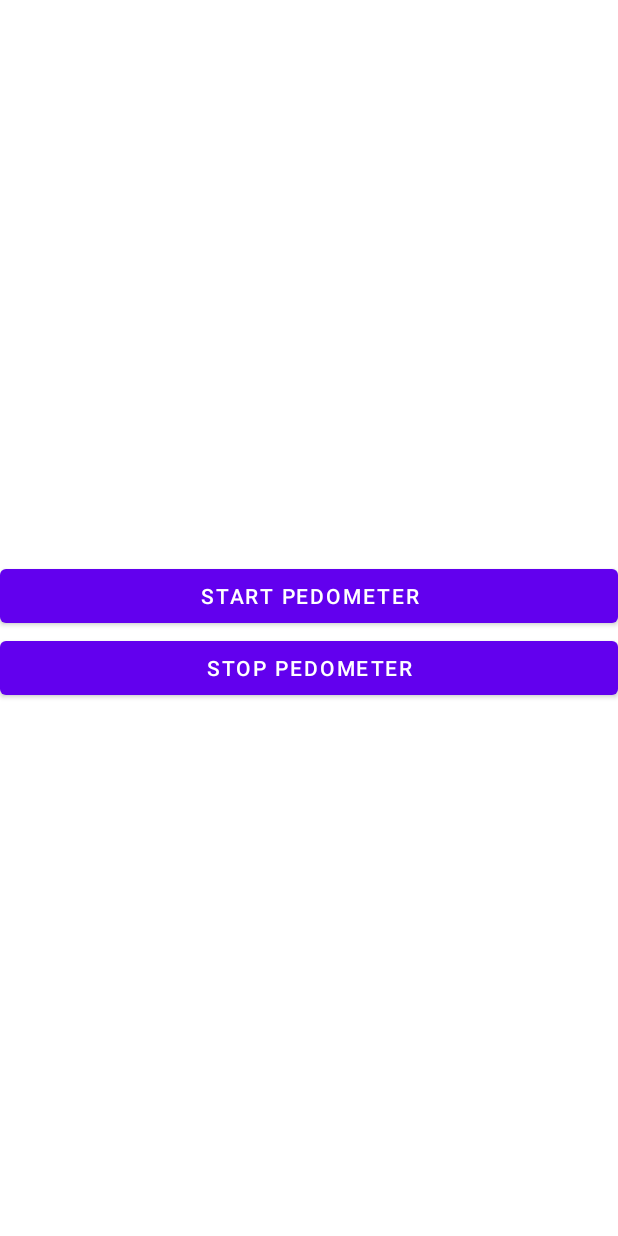
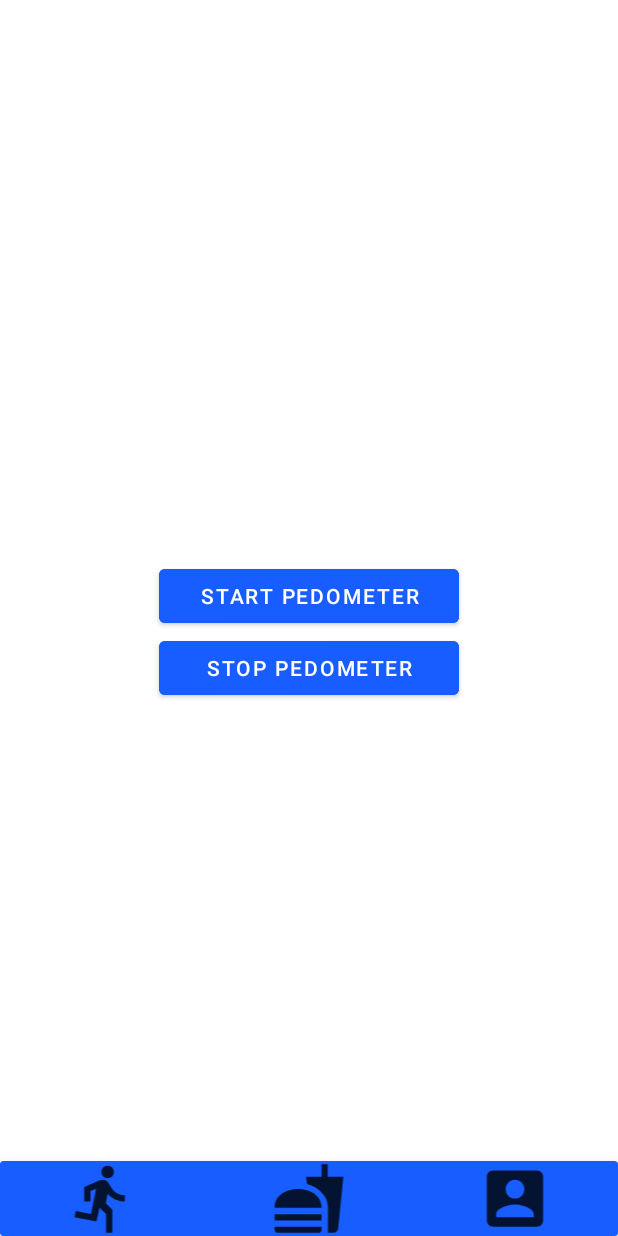
Before and after one commit to Sport-appalication/sport_app, an Android app: the layout activity_skipping.xml on its own in the app's theme, with its tools: preview values and no code run, on a phone screen of 412 x 824 dp. Run offline under Robolectric (Android 15) with nearby library versions, the phone set to English and light mode, and no system bars.

Commit message:
beta 6
Skipping rope added

```diff
--- a/app/src/main/java/com/example/sport/AppPageActivity2.java
+++ b/app/src/main/java/com/example/sport/AppPageActivity2.java
@@ -34,6 +34,7 @@ public class AppPageActivity2 extends AppCompatActivity implements View.OnClickL
         sports.add(new Sport("Crunches","classic core exercise. It specifically trains your abdominal muscles","https://flabfix.com/wp-content/uploads/2019/05/Crunches.gif",R.mipmap.crusfinal));
         sports.add(new Sport("Dips","A dip is an upper-body strength exercise","https://flabfix.com/wp-content/uploads/2019/05/Dips.gif",R.mipmap.dipsfinal));
         sports.add(new Sport("Step Up Lunge","A step-up is a simple body resistance exercise that works muscles in the legs and buttocks","https://flabfix.com/wp-content/uploads/2019/06/Step-Up-Lunge.gif",R.mipmap.stepuplungefinal));
+        sports.add(new Sport("Skipping Rope","","",R.mipmap.skippingropefinal));
         Sport_item_adapter adapter = new Sport_item_adapter(this);
         adapter.setSports(sports);
         rviewSport.setAdapter(adapter);
--- a/app/src/main/java/com/example/sport/LogInActivity2.java
+++ b/app/src/main/java/com/example/sport/LogInActivity2.java
@@ -53,7 +53,7 @@ public class LogInActivity2 extends AppCompatActivity implements View.OnClickLis
         }
         boolean check = connectionSql.logUser(emailS,passwordS);
         if(check == true){
-            startActivity(new Intent(this, SkippingActivity.class));
+            startActivity(new Intent(this, AppPageActivity2.class));
         }
         else{
             Toast.makeText(this, "fall", Toast.LENGTH_SHORT).show();
--- a/app/src/main/java/com/example/sport/MainActivity.java
+++ b/app/src/main/java/com/example/sport/MainActivity.java
@@ -31,7 +31,7 @@ public class MainActivity extends AppCompatActivity implements View.OnClickListe
         logIn.setOnClickListener(this);
         signUp.setOnClickListener(this);
         if(islogin){
-            intent = new Intent(this, SkippingActivity.class);
+            intent = new Intent(this, AppPageActivity2.class);
             startActivity(intent);
         }
     }
--- a/app/src/main/res/layout/activity_skipping.xml
+++ b/app/src/main/res/layout/activity_skipping.xml
@@ -1,14 +1,17 @@
 <?xml version="1.0" encoding="utf-8"?>
-<LinearLayout xmlns:android="http://schemas.android.com/apk/res/android"
+<RelativeLayout xmlns:android="http://schemas.android.com/apk/res/android"
     xmlns:app="http://schemas.android.com/apk/res-auto"
     xmlns:tools="http://schemas.android.com/tools"
-    android:orientation="vertical"
-    android:gravity="center"
     android:layout_width="match_parent"
     android:layout_height="match_parent">
 
 
-
+    <LinearLayout
+        android:layout_centerVertical="true"
+        android:orientation="vertical"
+        android:gravity="center"
+        android:layout_width="match_parent"
+        android:layout_height="wrap_content">
     <TextView
         android:id="@+id/tv_steps"
         android:layout_width="match_parent"
@@ -18,17 +21,23 @@
 
 
     <Button
+
         android:id="@+id/btn_start"
-        android:layout_width="match_parent"
+        android:layout_width="200dp"
         android:layout_height="wrap_content"
         android:text="Start Pedometer"
+        android:backgroundTint="@color/blue"
         />
 
     <Button
         android:id="@+id/btn_stop"
-        android:layout_width="match_parent"
+        android:layout_width="200dp"
         android:layout_height="wrap_content"
+        android:backgroundTint="@color/blue"
         android:text="Stop Pedometer"
         />
+    </LinearLayout>
+    <include layout="@layout/navbar"/>
 
-</LinearLayout>
+
+</RelativeLayout>
```
Also changed, not shown: app/src/main/java/com/example/sport/SkippingActivity.java (+27 -1 lines), app/src/main/java/com/example/sport/Sport_item_adapter.java (+8 -3 lines), app/src/main/res/mipmap-mdpi/skippingropefinal.png (added).
